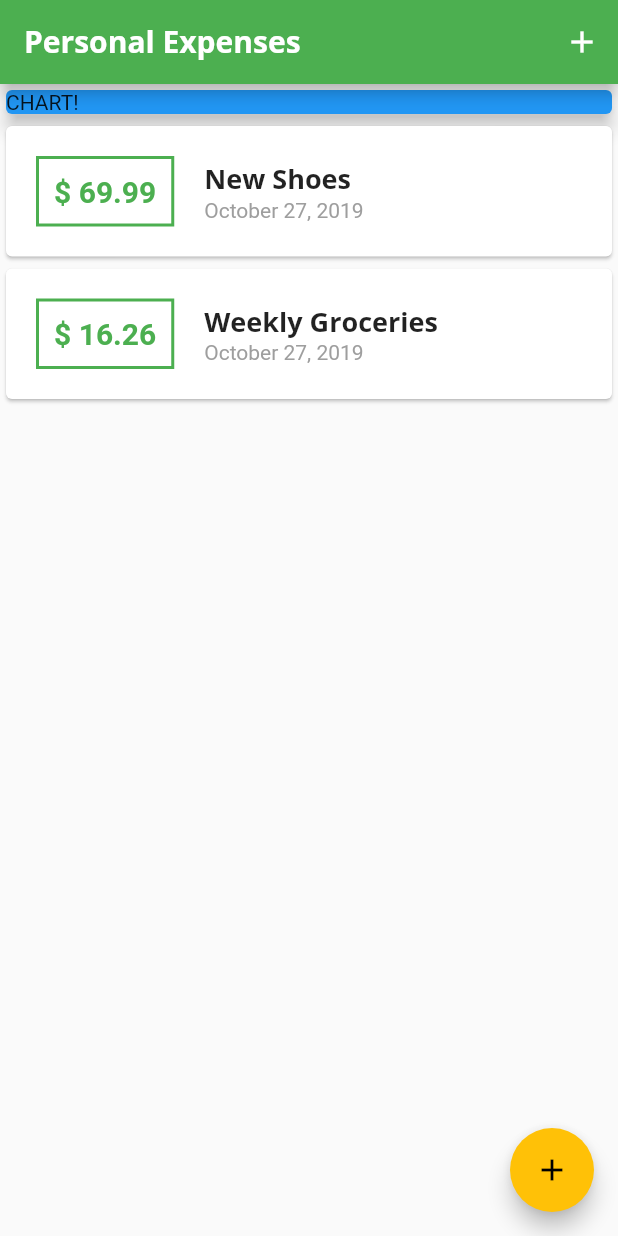
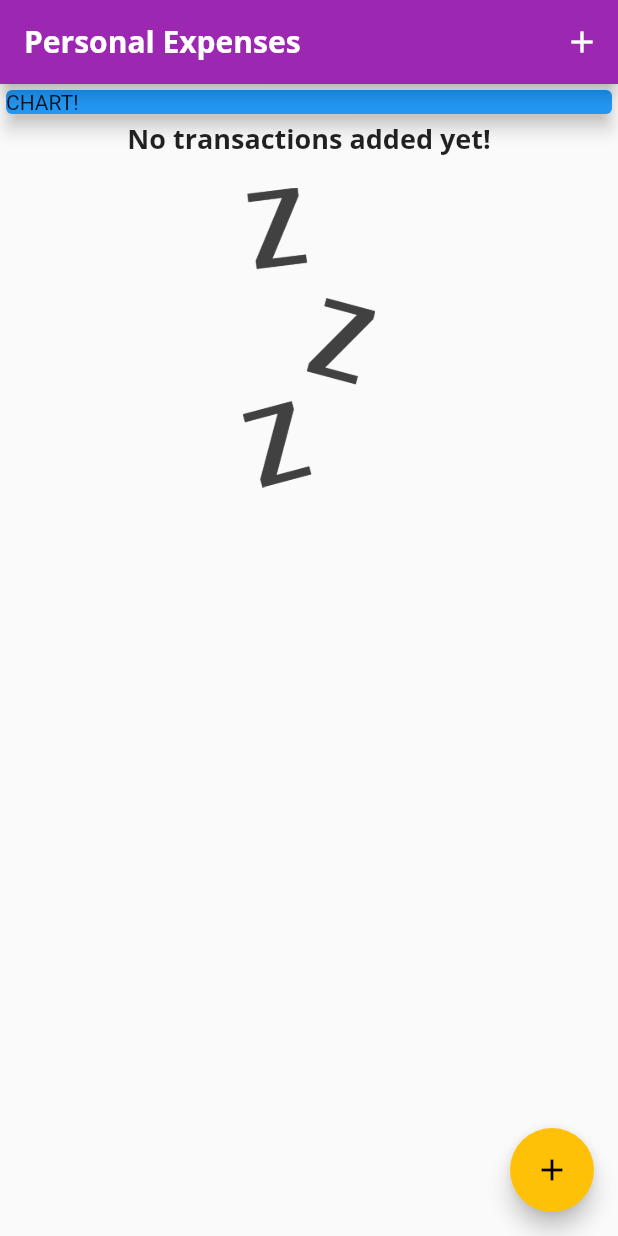
Before and after one commit to shawnrmoss/expense_app, a Flutter app: the screen it shows after launch, on a phone screen of 412 x 824 dp. Run offline on Flutter 3.47's test engine with Material 2 defaults, Android fonts, the phone set to English and light mode, and no system bars.

```diff
--- a/lib/main.dart
+++ b/lib/main.dart
@@ -12,7 +12,7 @@ class ExpenseApp extends StatelessWidget {
     return MaterialApp(
       title: 'Personal Expenses',
       theme: ThemeData(
-        primarySwatch: Colors.green,
+        primarySwatch: Colors.purple,
         accentColor: Colors.amber,
         fontFamily: 'Quicksand',
         textTheme: ThemeData.light().textTheme.copyWith(
@@ -43,18 +43,18 @@ class MyHomePage extends StatefulWidget {
 
 class _MyHomePageState extends State<MyHomePage> {
   final List<Transaction> _userTransactions = [
-    Transaction(
-      id: '1',
-      title: 'New Shoes',
-      amount: 69.99,
-      date: DateTime.now(),
-    ),
-    Transaction(
-      id: '2',
-      title: 'Weekly Groceries',
-      amount: 16.26,
-      date: DateTime.now(),
-    )
+    // Transaction(
+    //   id: '1',
+    //   title: 'New Shoes',
+    //   amount: 69.99,
+    //   date: DateTime.now(),
+    // ),
+    // Transaction(
+    //   id: '2',
+    //   title: 'Weekly Groceries',
+    //   amount: 16.26,
+    //   date: DateTime.now(),
+    // )
   ];
 
   void _addNewTransaction(String txTitle, double txAmount) {
--- a/lib/widgets/transaction_list.dart
+++ b/lib/widgets/transaction_list.dart
@@ -12,7 +12,26 @@ class TransactionList extends StatelessWidget {
   Widget build(BuildContext context) {
     return Container(
       height: 300,
-      child: ListView.builder(
+      child: transactions.isEmpty
+          ? Column(
+              children: <Widget>[
+                Text(
+                  'No transactions added yet!',
+                  style: Theme.of(context).textTheme.title,
+                ),
+                SizedBox(
+                  height: 20,
+                ),
+                Container(
+                  height: 200,
+                  child: Image.asset(
+                    'assets/images/waiting.png',
+                    fit: BoxFit.cover,
+                  ),
+                )
+              ],
+            )
+          : ListView.builder(
               itemBuilder: (ctx, index) {
                 return Card(
                   child: Row(
@@ -22,7 +41,8 @@ class TransactionList extends StatelessWidget {
                           vertical: 20,
                           horizontal: 20,
                         ),
-                  padding: EdgeInsets.symmetric(vertical: 10, horizontal: 10),
+                        padding:
+                            EdgeInsets.symmetric(vertical: 10, horizontal: 10),
                         child: Text(
                           '\$ ${transactions[index].amount.toStringAsFixed(2)}',
                           style: TextStyle(
@@ -44,7 +64,8 @@ class TransactionList extends StatelessWidget {
                             style: Theme.of(context).textTheme.title,
                           ),
                           Text(
-                      DateFormat.yMMMMd().format(transactions[index].date),
+                            DateFormat.yMMMMd()
+                                .format(transactions[index].date),
                             style: TextStyle(color: Colors.grey),
                           )
                         ],
--- a/pubspec.yaml
+++ b/pubspec.yaml
@@ -42,9 +42,8 @@ flutter:
   uses-material-design: true
 
   # To add assets to your application, add an assets section, like this:
-  # assets:
-  #  - images/a_dot_burr.jpeg
-  #  - images/a_dot_ham.jpeg
+  assets:
+   - assets/images/waiting.png
 
   # An image asset can refer to one or more resolution-specific "variants", see
   # https://flutter.dev/assets-and-images/#resolution-aware.
```
Also changed, not shown: assets/images/waiting.png (added). Lines whose indentation alone changed are shown as unchanged.
